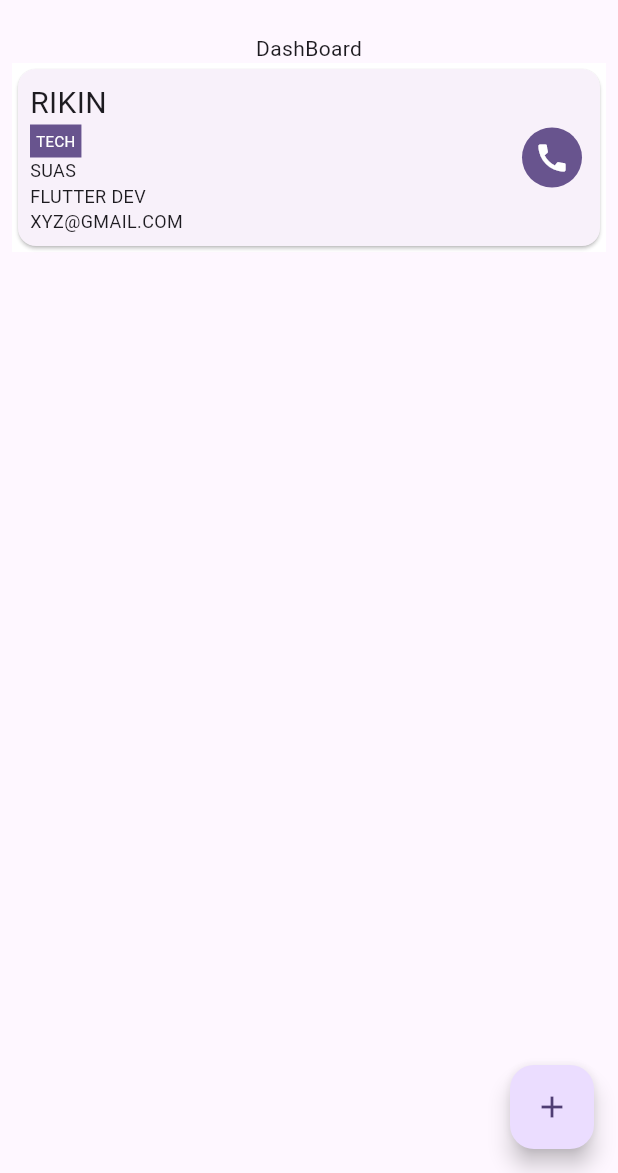
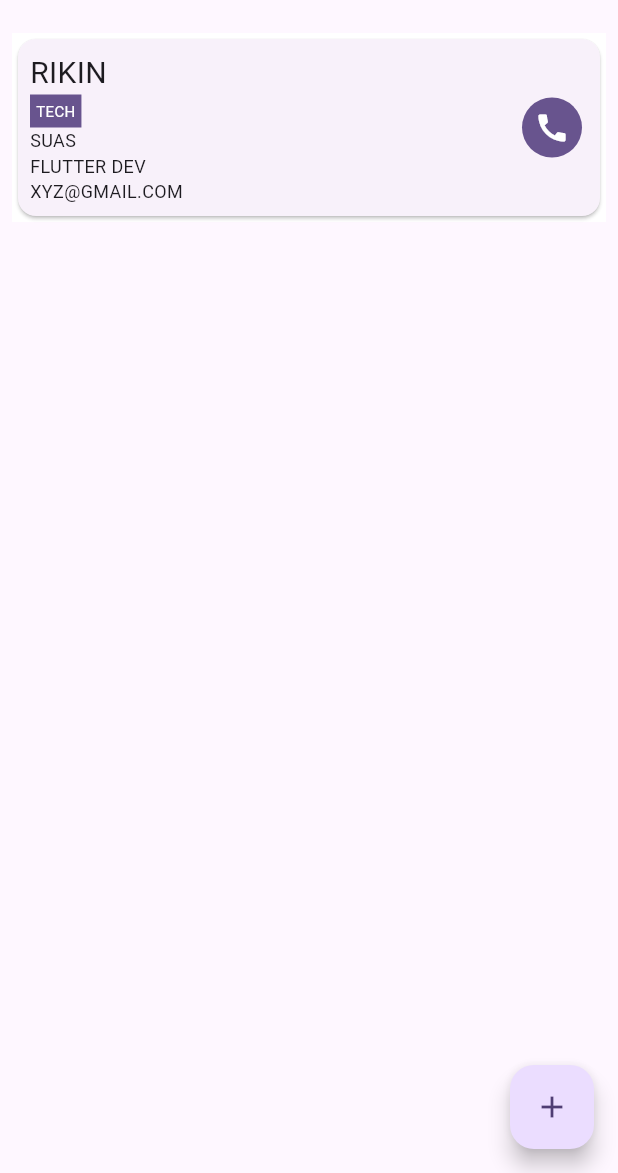
Before and after one commit to CrazyRikin/contact_book, a Flutter app: the screen it shows after launch, on a phone screen of 412 x 824 dp, the part 63-1236 px from its top. Run offline on Flutter 3.47's test engine with Material 3 defaults, Android fonts, the phone set to English and light mode, and no system bars; our stand-ins replace csv, file_picker; missing offline and left inert: external_path, fluttercontactpicker.

Commit message:
contacts card modify

```diff
--- a/lib/pages/home_page.dart
+++ b/lib/pages/home_page.dart
@@ -21,10 +21,7 @@ class _HomePageState extends State<HomePage> {
           child: Column(
             mainAxisAlignment: MainAxisAlignment.center,
             crossAxisAlignment: CrossAxisAlignment.center,
-            children: [
-              Text("DashBoard"),
-              Expanded(child: ContactListBuilder())
-            ],
+            children: [Expanded(child: ContactListBuilder())],
           ),
         ),
       ),
--- a/pubspec.yaml
+++ b/pubspec.yaml
@@ -32,7 +32,7 @@ dependencies:
     sdk: flutter
   provider:
   contacts_service: ^0.6.3
-  permission_handler: ^10.2.0
+  permission_handler: ^11.2.0
 
 
 
@@ -46,6 +46,7 @@ dependencies:
   external_path: ^1.0.3
   path_provider: ^2.0.10
   open_file: ^3.2.1
+  http: ^1.2.0
 
 
 dev_dependencies:
@@ -57,7 +58,7 @@ dev_dependencies:
   # activated in the `analysis_options.yaml` file located at the root of your
   # package. See that file for information about deactivating specific lint
   # rules and activating additional ones.
-  flutter_lints: ^2.0.0
+  flutter_lints: ^3.0.1
 
 # For information on the generic Dart part of this file, see the
 # following page: https://dart.dev/tools/pub/pubspec
```
Also changed, not shown: lib/widgets/HomePageWidgets/contacts/contacts_list_builder.dart (+4 -7 lines), pubspec.lock.
